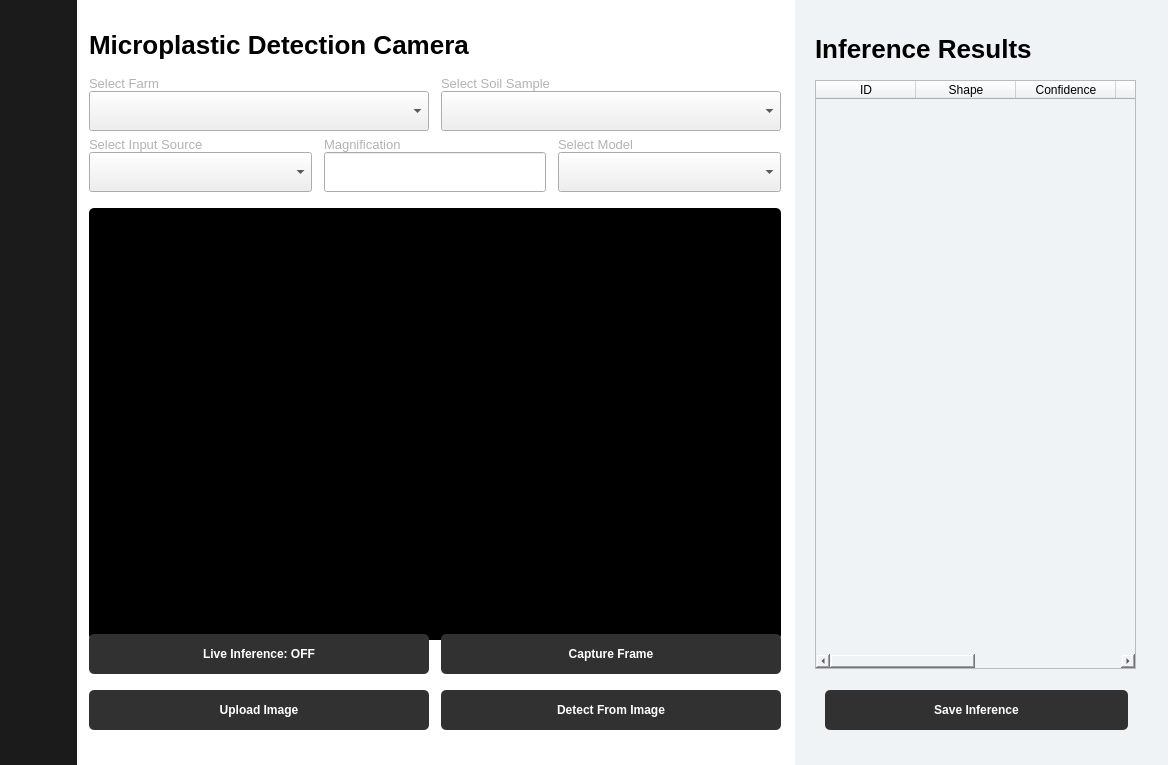
Qt form mpcamera/SoilSight.ui (AkunoCode/MP-Camera) before a commit.
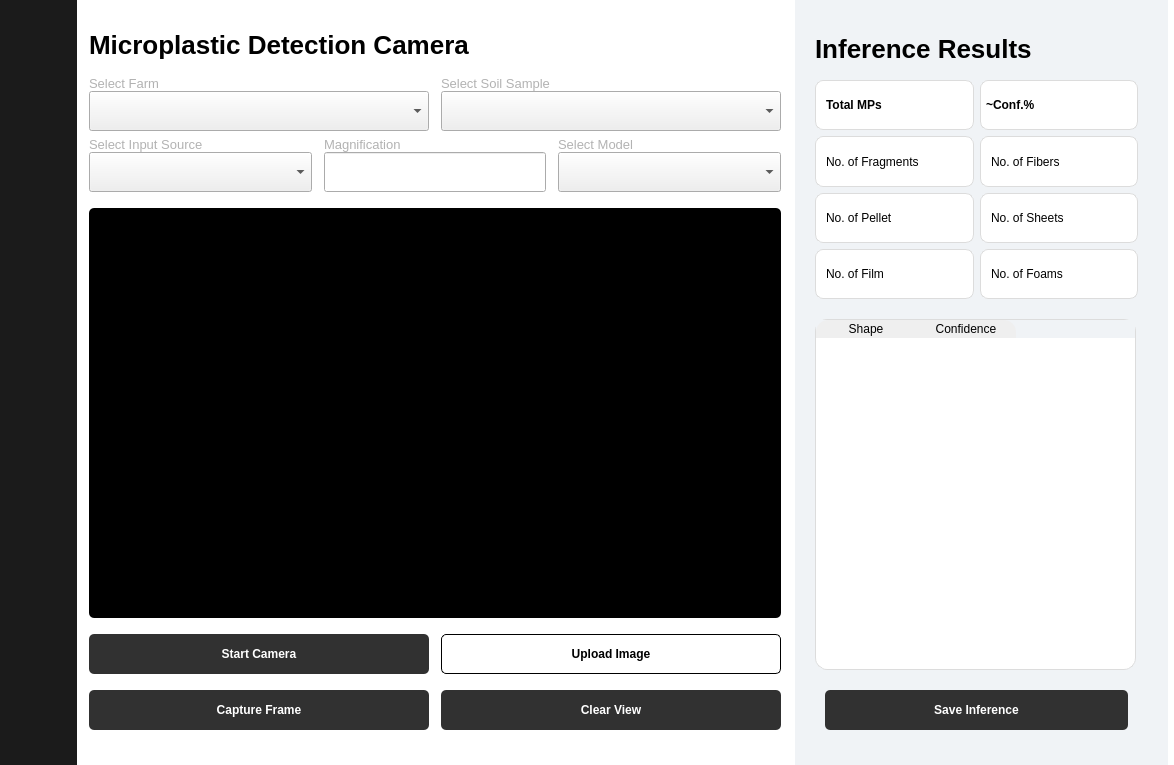
The same form after that commit. Icons and pictures are not drawn.

Commit message: Refactor code structure for improved readability and maintainability

The edit to the form file:
```diff
--- a/mpcamera/SoilSight.ui
+++ b/mpcamera/SoilSight.ui
@@ -400,13 +400,13 @@
           <property name="minimumSize">
            <size>
             <width>714</width>
-            <height>700</height>
+            <height>500</height>
            </size>
           </property>
           <property name="maximumSize">
            <size>
             <width>714</width>
-            <height>700</height>
+            <height>16777215</height>
            </size>
           </property>
           <layout class="QVBoxLayout" name="verticalLayout_28">
@@ -715,15 +715,15 @@
              <item>
               <widget class="QLabel" name="cameraView">
                <property name="sizePolicy">
-                <sizepolicy hsizetype="Minimum" vsizetype="Minimum">
+                <sizepolicy hsizetype="Preferred" vsizetype="Expanding">
                  <horstretch>0</horstretch>
                  <verstretch>0</verstretch>
                 </sizepolicy>
                </property>
                <property name="minimumSize">
                 <size>
-                 <width>658</width>
-                 <height>432</height>
+                 <width>400</width>
+                 <height>300</height>
                 </size>
                </property>
                <property name="styleSheet">
@@ -746,7 +746,7 @@
               <number>12</number>
              </property>
              <item>
-              <widget class="QPushButton" name="liveInferenceButton">
+              <widget class="QPushButton" name="controlCamera">
                <property name="sizePolicy">
                 <sizepolicy hsizetype="Minimum" vsizetype="Maximum">
                  <horstretch>0</horstretch>
@@ -770,46 +770,10 @@
 }</string>
                </property>
                <property name="text">
-                <string>Live Inference: OFF</string>
+                <string>Start Camera</string>
                </property>
               </widget>
              </item>
-             <item>
-              <widget class="QPushButton" name="captureButton">
-               <property name="sizePolicy">
-                <sizepolicy hsizetype="Minimum" vsizetype="Maximum">
-                 <horstretch>0</horstretch>
-                 <verstretch>0</verstretch>
-                </sizepolicy>
-               </property>
-               <property name="minimumSize">
-                <size>
-                 <width>0</width>
-                 <height>40</height>
-                </size>
-               </property>
-               <property name="styleSheet">
-                <string notr="true">QPushButton {
-font: 17px &quot;Inter&quot;;
-font-weight:bold;
-	background-color: rgb(49, 49, 49);
-	color: rgb(255, 255, 255);
-border-radius: 5px;
-
-}</string>
-               </property>
-               <property name="text">
-                <string>Capture Frame</string>
-               </property>
-              </widget>
-             </item>
-            </layout>
-           </item>
-           <item>
-            <layout class="QHBoxLayout" name="horizontalLayout_46" stretch="0,0">
-             <property name="spacing">
-              <number>12</number>
-             </property>
              <item>
               <widget class="QPushButton" name="uploadImgButton">
                <property name="sizePolicy">
@@ -828,9 +792,10 @@
                 <string notr="true">QPushButton {
 font: 17px &quot;Inter&quot;;
 font-weight:bold;
-	background-color: rgb(49, 49, 49);
-	color: rgb(255, 255, 255);
+	background-color: white;
+	color: black;
 border-radius: 5px;
+border: 1px solid black;
 
 }</string>
                </property>
@@ -839,8 +804,15 @@
                </property>
               </widget>
              </item>
+            </layout>
+           </item>
+           <item>
+            <layout class="QHBoxLayout" name="horizontalLayout_46" stretch="0,0">
+             <property name="spacing">
+              <number>12</number>
+             </property>
              <item>
-              <widget class="QPushButton" name="imageInferenceButton">
+              <widget class="QPushButton" name="captureFrameButton">
                <property name="sizePolicy">
                 <sizepolicy hsizetype="Minimum" vsizetype="Maximum">
                  <horstretch>0</horstretch>
@@ -864,7 +836,36 @@
 }</string>
                </property>
                <property name="text">
-                <string>Detect From Image</string>
+                <string>Capture Frame</string>
+               </property>
+              </widget>
+             </item>
+             <item>
+              <widget class="QPushButton" name="clearViewButton">
+               <property name="sizePolicy">
+                <sizepolicy hsizetype="Minimum" vsizetype="Maximum">
+                 <horstretch>0</horstretch>
+                 <verstretch>0</verstretch>
+                </sizepolicy>
+               </property>
+               <property name="minimumSize">
+                <size>
+                 <width>0</width>
+                 <height>40</height>
+                </size>
+               </property>
+               <property name="styleSheet">
+                <string notr="true">QPushButton {
+font: 17px &quot;Inter&quot;;
+font-weight:bold;
+	background-color: rgb(49, 49, 49);
+	color: rgb(255, 255, 255);
+border-radius: 5px;
+
+}</string>
+               </property>
+               <property name="text">
+                <string>Clear View</string>
                </property>
               </widget>
              </item>
@@ -898,7 +899,7 @@
            <rect>
             <x>20</x>
             <y>30</y>
-            <width>392</width>
+            <width>342</width>
             <height>37</height>
            </rect>
           </property>
@@ -912,20 +913,311 @@
            <string notr="true">QLabel {
     font-family: &quot;Inter&quot;;
     font-size: 26px;
-	font-weight: bold
+    font-weight: bold
 }</string>
           </property>
           <property name="text">
            <string>Inference Results</string>
           </property>
          </widget>
-         <widget class="QTableWidget" name="inferenceTable">
+         <widget class="QWidget" name="statsWidget" native="true">
           <property name="geometry">
            <rect>
             <x>20</x>
             <y>80</y>
+            <width>323</width>
+            <height>219</height>
+           </rect>
+          </property>
+          <property name="styleSheet">
+           <string notr="true">QWidget{background: transparent;}
+QFrame.statCard{background: white; border: 1px solid rgb(220,220,220); border-radius: 8px;}
+QLabel.statNumber{font: 24px &quot;Inter&quot;; font-weight: bold;}
+QLabel.statLabel{color: rgb(120,120,120); font: 12px &quot;Inter&quot;;}
+</string>
+          </property>
+          <layout class="QHBoxLayout" name="horizontalLayout_4">
+           <property name="leftMargin">
+            <number>0</number>
+           </property>
+           <property name="topMargin">
+            <number>0</number>
+           </property>
+           <property name="rightMargin">
+            <number>0</number>
+           </property>
+           <property name="bottomMargin">
+            <number>0</number>
+           </property>
+           <item>
+            <layout class="QVBoxLayout" name="verticalLayout_2">
+             <property name="bottomMargin">
+              <number>0</number>
+             </property>
+             <item>
+              <widget class="QFrame" name="totalCard">
+               <property name="styleSheet">
+                <string notr="true">#totalCard{background:white; border: 1px solid rgb(220,220,220); border-radius:8px;}</string>
+               </property>
+               <property name="frameShape">
+                <enum>QFrame::StyledPanel</enum>
+               </property>
+               <property name="frameShadow">
+                <enum>QFrame::Raised</enum>
+               </property>
+               <layout class="QHBoxLayout" name="horizontalLayout">
+                <property name="spacing">
+                 <number>0</number>
+                </property>
+                <property name="leftMargin">
+                 <number>10</number>
+                </property>
+                <property name="topMargin">
+                 <number>10</number>
+                </property>
+                <property name="rightMargin">
+                 <number>10</number>
+                </property>
+                <property name="bottomMargin">
+                 <number>10</number>
+                </property>
+                <item>
+                 <widget class="QLabel" name="totalCount">
+                  <property name="styleSheet">
+                   <string notr="true">QLabel {font: 26px &quot;Inter&quot;; font-weight: 800;}</string>
+                  </property>
+                  <property name="text">
+                   <string>Total MPs</string>
+                  </property>
+                 </widget>
+                </item>
+               </layout>
+              </widget>
+             </item>
+             <item>
+              <widget class="QFrame" name="fragmentCard">
+               <property name="styleSheet">
+                <string notr="true">#fragmentCard{background:white; border: 1px solid rgb(220,220,220); border-radius:8px;}</string>
+               </property>
+               <layout class="QHBoxLayout" name="horizontalLayout_14">
+                <property name="leftMargin">
+                 <number>10</number>
+                </property>
+                <property name="topMargin">
+                 <number>10</number>
+                </property>
+                <property name="rightMargin">
+                 <number>10</number>
+                </property>
+                <property name="bottomMargin">
+                 <number>10</number>
+                </property>
+                <item>
+                 <widget class="QLabel" name="fragmentCount">
+                  <property name="text">
+                   <string>No. of Fragments</string>
+                  </property>
+                 </widget>
+                </item>
+               </layout>
+              </widget>
+             </item>
+             <item>
+              <widget class="QFrame" name="pelletCard">
+               <property name="styleSheet">
+                <string notr="true">#pelletCard{background:white; border: 1px solid rgb(220,220,220); border-radius:8px;}</string>
+               </property>
+               <layout class="QHBoxLayout" name="horizontalLayout_17">
+                <property name="leftMargin">
+                 <number>10</number>
+                </property>
+                <property name="topMargin">
+                 <number>10</number>
+                </property>
+                <property name="rightMargin">
+                 <number>10</number>
+                </property>
+                <property name="bottomMargin">
+                 <number>10</number>
+                </property>
+                <item>
+                 <widget class="QLabel" name="pelletCount">
+                  <property name="text">
+                   <string>No. of Pellet</string>
+                  </property>
+                 </widget>
+                </item>
+               </layout>
+              </widget>
+             </item>
+             <item>
+              <widget class="QFrame" name="filmCard">
+               <property name="styleSheet">
+                <string notr="true">#filmCard{background:white; border: 1px solid rgb(220,220,220); border-radius:8px;}</string>
+               </property>
+               <layout class="QHBoxLayout" name="horizontalLayout_16">
+                <property name="leftMargin">
+                 <number>10</number>
+                </property>
+                <property name="topMargin">
+                 <number>10</number>
+                </property>
+                <property name="rightMargin">
+                 <number>10</number>
+                </property>
+                <property name="bottomMargin">
+                 <number>10</number>
+                </property>
+                <item>
+                 <widget class="QLabel" name="filmCount">
+                  <property name="text">
+                   <string>No. of Film</string>
+                  </property>
+                 </widget>
+                </item>
+               </layout>
+              </widget>
+             </item>
+            </layout>
+           </item>
+           <item>
+            <layout class="QVBoxLayout" name="verticalLayout_3">
+             <property name="bottomMargin">
+              <number>0</number>
+             </property>
+             <item>
+              <widget class="QFrame" name="confCard">
+               <property name="styleSheet">
+                <string notr="true">#confCard
+{background:white; border: 1px solid rgb(220,220,220); border-radius:8px;}</string>
+               </property>
+               <property name="frameShape">
+                <enum>QFrame::StyledPanel</enum>
+               </property>
+               <property name="frameShadow">
+                <enum>QFrame::Raised</enum>
+               </property>
+               <layout class="QHBoxLayout" name="horizontalLayout_15">
+                <property name="leftMargin">
+                 <number>5</number>
+                </property>
+                <property name="topMargin">
+                 <number>5</number>
+                </property>
+                <property name="rightMargin">
+                 <number>5</number>
+                </property>
+                <property name="bottomMargin">
+                 <number>5</number>
+                </property>
+                <item>
+                 <widget class="QLabel" name="aveConfidence">
+                  <property name="styleSheet">
+                   <string notr="true">QLabel {font: 26px &quot;Inter&quot;; font-weight: 800;}</string>
+                  </property>
+                  <property name="text">
+                   <string>~Conf.%</string>
+                  </property>
+                 </widget>
+                </item>
+               </layout>
+              </widget>
+             </item>
+             <item>
+              <widget class="QFrame" name="fiberCard">
+               <property name="styleSheet">
+                <string notr="true">#fiberCard{background:white; border: 1px solid rgb(220,220,220); border-radius:8px;}</string>
+               </property>
+               <layout class="QHBoxLayout" name="horizontalLayout_13">
+                <property name="leftMargin">
+                 <number>10</number>
+                </property>
+                <property name="topMargin">
+                 <number>10</number>
+                </property>
+                <property name="rightMargin">
+                 <number>10</number>
+                </property>
+                <property name="bottomMargin">
+                 <number>10</number>
+                </property>
+                <item>
+                 <widget class="QLabel" name="fiberCount">
+                  <property name="text">
+                   <string>No. of Fibers</string>
+                  </property>
+                 </widget>
+                </item>
+               </layout>
+              </widget>
+             </item>
+             <item>
+              <widget class="QFrame" name="sheetCard">
+               <property name="styleSheet">
+                <string notr="true">#sheetCard{background:white; border: 1px solid rgb(220,220,220); border-radius:8px;}</string>
+               </property>
+               <layout class="QHBoxLayout" name="horizontalLayout_19">
+                <property name="leftMargin">
+                 <number>10</number>
+                </property>
+                <property name="topMargin">
+                 <number>10</number>
+                </property>
+                <property name="rightMargin">
+                 <number>10</number>
+                </property>
+                <property name="bottomMargin">
+                 <number>10</number>
+                </property>
+                <item>
+                 <widget class="QLabel" name="sheetCount">
+                  <property name="text">
+                   <string>No. of Sheets</string>
+                  </property>
+                 </widget>
+                </item>
+               </layout>
+              </widget>
+             </item>
+             <item>
+              <widget class="QFrame" name="foamCard">
+               <property name="styleSheet">
+                <string notr="true">#foamCard{background:white; border: 1px solid rgb(220,220,220); border-radius:8px;}</string>
+               </property>
+               <layout class="QHBoxLayout" name="horizontalLayout_18">
+                <property name="leftMargin">
+                 <number>10</number>
+                </property>
+                <property name="topMargin">
+                 <number>10</number>
+                </property>
+                <property name="rightMargin">
+                 <number>10</number>
+                </property>
+                <property name="bottomMargin">
+                 <number>10</number>
+                </property>
+                <item>
+                 <widget class="QLabel" name="foamCount">
+                  <property name="text">
+                   <string>No. of Foams</string>
+                  </property>
+                 </widget>
+                </item>
+               </layout>
+              </widget>
+             </item>
+            </layout>
+           </item>
+          </layout>
+         </widget>
+         <widget class="QTableWidget" name="inferenceTable">
+          <property name="geometry">
+           <rect>
+            <x>20</x>
+            <y>319</y>
             <width>321</width>
-            <height>589</height>
+            <height>351</height>
            </rect>
           </property>
           <property name="sizePolicy">
@@ -934,14 +1226,66 @@
             <verstretch>0</verstretch>
            </sizepolicy>
           </property>
+          <property name="styleSheet">
+           <string notr="true">/* ---- TABLE CONTAINER ---- */
+QTableWidget {
+    background: white;
+    border: 1px solid rgb(220,220,220);
+    border-radius: 12px;
+    gridline-color: transparent;      /* Remove old-school grid lines */
+    font-size: 14px;
+    selection-background-color: rgb(230, 240, 255);
+    selection-color: black;
+}
+
+
+
+/* Rounded top-left + top-right header corners */
+QHeaderView::section:first {
+    border-top-left-radius: 12px;
+}
+QHeaderView::section:last {
+    border-top-right-radius: 12px;
+}
+
+/* ---- ROWS ---- */
+QTableWidget::item {
+    padding: 10px;
+    border-bottom: 1px solid rgb(235,235,235);
+}
+
+/* Remove the last bottom border */
+QTableWidget::item:last {
+    border-bottom: none;
+}
+
+/* ---- SCROLLBAR ---- */
+QScrollBar:vertical {
+    background: transparent;
+    width: 10px;
+    margin: 4px;
+    border-radius: 5px;
+}
+
+QScrollBar::handle:vertical {
+    background: rgb(200,200,200);
+    border-radius: 5px;
+    min-height: 20px;
+}
+
+QScrollBar::handle:vertical:hover {
+    background: rgb(170,170,170);
+}
+
+QScrollBar::add-line,
+QScrollBar::sub-line {
+    height: 0;
+}
+</string>
+          </property>
           <property name="columnCount">
-           <number>6</number>
+           <number>2</number>
           </property>
-          <column>
-           <property name="text">
-            <string>ID</string>
-           </property>
-          </column>
           <column>
            <property name="text">
             <string>Shape</string>
@@ -952,9 +1296,6 @@
             <string>Confidence</string>
            </property>
           </column>
-          <column/>
-          <column/>
-          <column/>
          </widget>
          <widget class="QPushButton" name="saveInferenceButton">
           <property name="geometry">
@@ -981,8 +1322,8 @@
            <string notr="true">QPushButton {
 font: 17px &quot;Inter&quot;;
 font-weight:bold;
-	background-color: rgb(49, 49, 49);
-	color: rgb(255, 255, 255);
+    background-color: rgb(49, 49, 49);
+    color: rgb(255, 255, 255);
 border-radius: 5px;
 
 }</string>
```
The commit also changes 2 other files.
